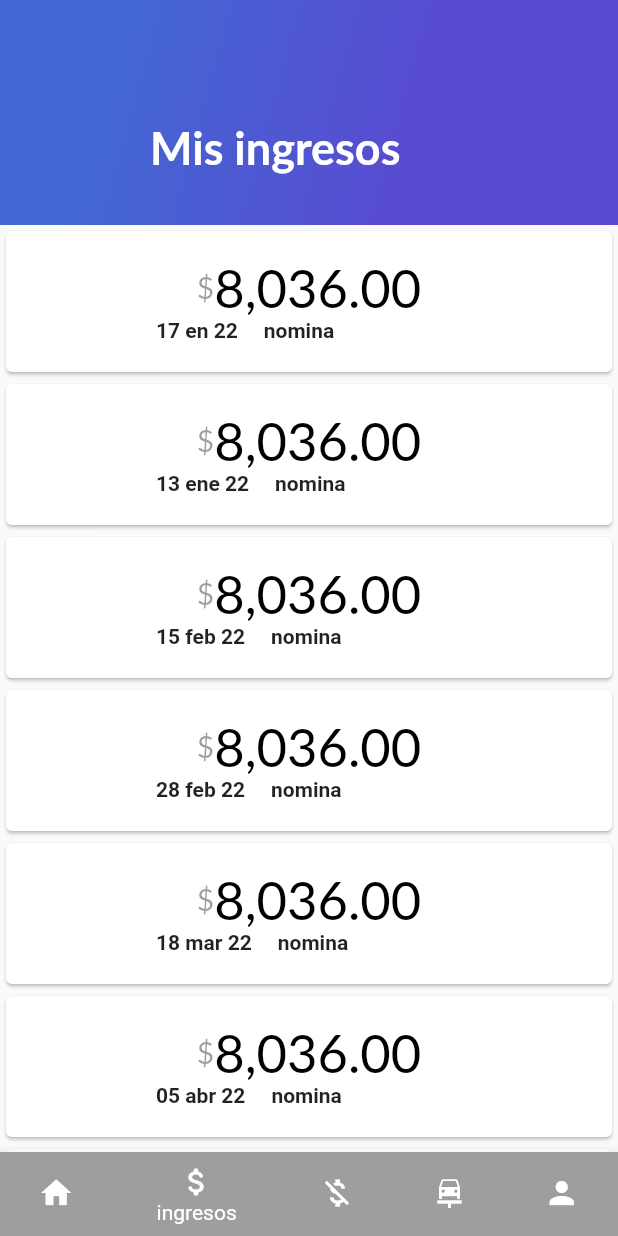
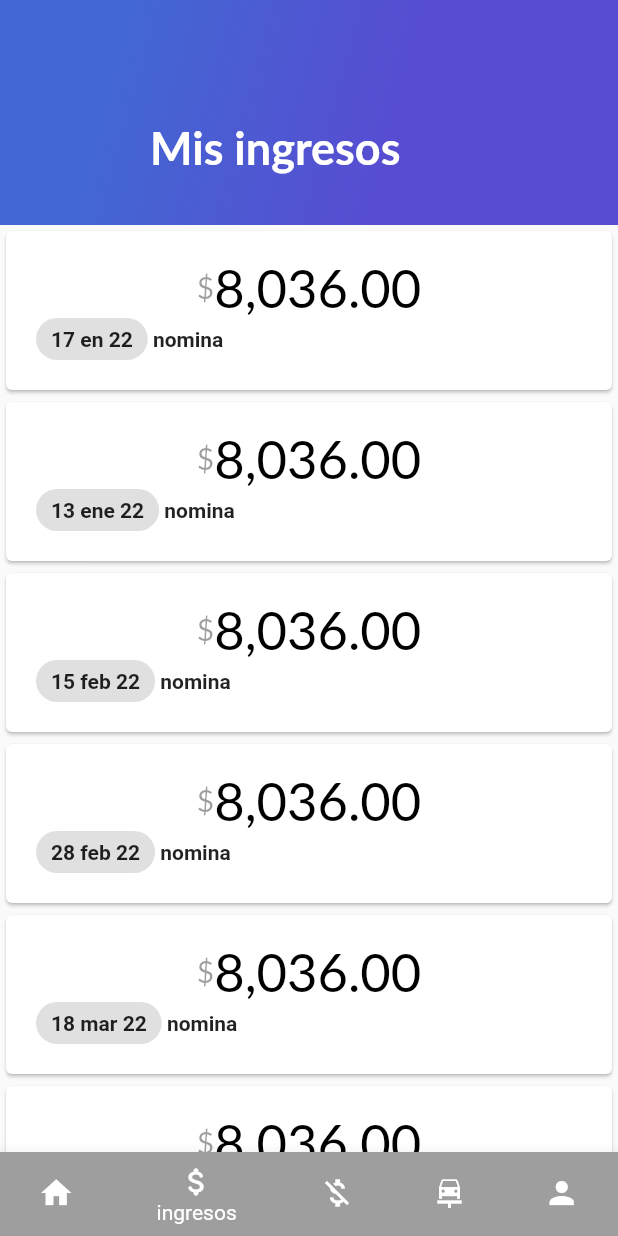
Before and after one commit to jaredbusta/mis_gastos_flutter, a Flutter app: the MisGastos screen opened directly, item 2 of the bottom bar chosen, on a phone screen of 412 x 824 dp. Run offline on Flutter 3.47's test engine with Material 2 defaults, Android fonts, the light colour scheme and no system bars; our stand-ins replace cloud_firestore, dropdown_button2, firebase_auth, firebase_core, google_sign_in, image_picker; missing offline and left inert: generic_bloc_provider; accounts and stored records are empty; Roboto replaces fonts that are missing (Lato).

Commit message:
correccion de Incorrect use of ParentDataWidget en ingreso card

```diff
--- a/lib/ingresos/widgets/ingreso_card.dart
+++ b/lib/ingresos/widgets/ingreso_card.dart
@@ -16,6 +16,33 @@ class IngresoCard extends StatelessWidget {
   }
 
   Card ingresoCard() {
+    var detalle = Container(
+      padding: const EdgeInsets.only(bottom: 20.0, left: 20.0),
+      child: Row(
+        children: [
+          Container(
+            padding: EdgeInsets.only(top: 6, bottom: 6, left: 10, right: 10),
+            decoration: BoxDecoration(
+                color: Colors.black12, borderRadius: BorderRadius.circular(20)),
+            child: Text(
+              fecha,
+              style: const TextStyle(
+                fontWeight: FontWeight.bold,
+              ),
+            ),
+          ),
+          const Text(" "),
+          Flexible(
+            child: Text(
+              concepto,
+              style: const TextStyle(
+                fontWeight: FontWeight.bold,
+              ),
+            ),
+          )
+        ],
+      ),
+    );
     return Card(
       child: Column(
         mainAxisSize: MainAxisSize.min,
@@ -41,27 +68,7 @@ class IngresoCard extends StatelessWidget {
               ],
             ),
           ),
-          Padding(
-            padding: const EdgeInsets.only(bottom: 20.0, left: 100.0),
-            child: Row(
-              // crossAxisAlignment: CrossAxisAlignment.stretch,
-              children: [
-                Text(
-                  fecha,
-                  style: const TextStyle(
-                    fontWeight: FontWeight.bold,
-                  ),
-                ),
-                const Text("     "),
-                Text(
-                  concepto,
-                  style: const TextStyle(
-                    fontWeight: FontWeight.bold,
-                  ),
-                ),
-              ],
-            ),
-          )
+          detalle
         ],
       ),
     );
```
